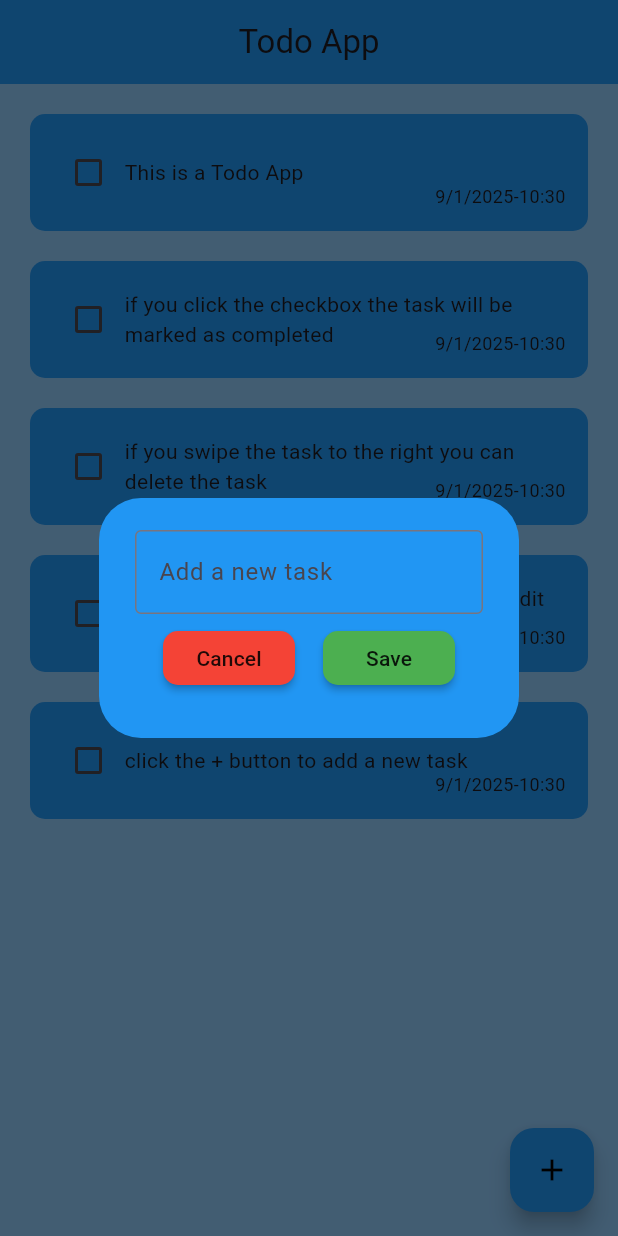
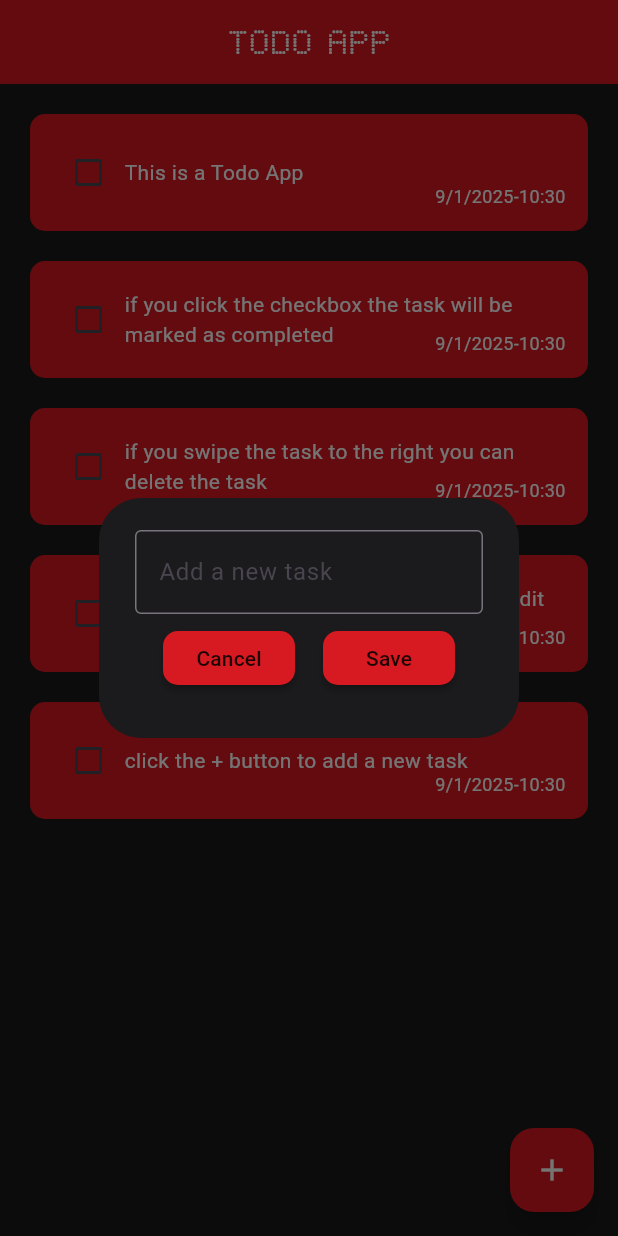
Before and after one commit to manigandan-2003/todoapp, a Flutter app: the screen it shows after launch, after a tap on the "add" icon, on a phone screen of 412 x 824 dp. Run offline on Flutter 3.47's test engine with Material 3 defaults, Android fonts, the phone set to English and light mode, and no system bars; drawn by our look-alikes of flutter_slidable; our stand-ins replace hive_flutter; accounts and stored records are empty.

Commit message:
added dotmatrix font and red and black colors

```diff
--- a/lib/components/dialog_box.dart
+++ b/lib/components/dialog_box.dart
@@ -23,8 +23,10 @@ class DialogBox extends StatelessWidget {
             // get user input for task name
             TextField(
               controller: controller,
+              cursorColor: Colors.white,
               decoration: InputDecoration(
                   border: OutlineInputBorder(), hintText: "Add a new task"),
+              style: TextStyle(color: Colors.white),
             ),
 
             // save and cancel button
@@ -34,12 +36,12 @@ class DialogBox extends StatelessWidget {
                 // cancel button
                 MyButton(
                     buttonName: "Cancel",
-                    buttonColor: Colors.red,
+                    buttonColor: Color(0xFFD71921),
                     onPressed: onCancel),
                 // save button
                 MyButton(
                     buttonName: "Save",
-                    buttonColor: Colors.green,
+                    buttonColor: Color(0xFFD71921),
                     onPressed: onSave),
               ],
             ),
--- a/lib/components/todo_tile.dart
+++ b/lib/components/todo_tile.dart
@@ -28,7 +28,8 @@ class TodoTile extends StatelessWidget {
           SlidableAction(
             onPressed: editTask,
             icon: Icons.edit,
-            backgroundColor: Colors.green,
+            foregroundColor: Color(0xFFD71921),
+            backgroundColor: Color(0xFF1B1B1D),
             borderRadius: BorderRadius.circular(7),
           )
         ]),
@@ -38,7 +39,8 @@ class TodoTile extends StatelessWidget {
             SlidableAction(
               onPressed: deleteTask,
               icon: Icons.delete,
-              backgroundColor: Colors.red,
+              foregroundColor: Color(0xFFD71921),
+              backgroundColor: Color(0xFF1B1B1D),
               borderRadius: BorderRadius.circular(7),
             ),
           ],
@@ -46,7 +48,7 @@ class TodoTile extends StatelessWidget {
         child: Container(
           padding: EdgeInsets.all(15),
           decoration: BoxDecoration(
-            color: Colors.blue,
+            color: Color(0xFFD71921),
             borderRadius: BorderRadius.circular(10),
           ),
           child: Stack(
@@ -58,7 +60,7 @@ class TodoTile extends StatelessWidget {
                   Checkbox(
                     value: taskStatus,
                     onChanged: onChanged,
-                    activeColor: Colors.black,
+                    activeColor: Color(0xFF1B1B1D),
                   ),
 
                   // task name
@@ -66,6 +68,7 @@ class TodoTile extends StatelessWidget {
                     child: Text(
                       taskName,
                       style: TextStyle(
+                          color: Colors.white,
                           decoration:
                               taskStatus ? TextDecoration.lineThrough : null),
                     ),
@@ -78,7 +81,7 @@ class TodoTile extends StatelessWidget {
                 right: 0,
                 child: Text(
                   '${dateTime.day}/${dateTime.month}/${dateTime.year}-${dateTime.hour}:${dateTime.minute}',
-                  style: TextStyle(fontSize: 12),
+                  style: TextStyle(fontSize: 12, color: Colors.white),
                 ),
               ),
             ],
--- a/lib/main.dart
+++ b/lib/main.dart
@@ -21,16 +21,15 @@ class MyApp extends StatelessWidget {
       debugShowCheckedModeBanner: false,
       home: HomePage(),
       theme: ThemeData(
-        primarySwatch: Colors.blue,
         appBarTheme: AppBarTheme(
-          backgroundColor: Colors.blue,
+          backgroundColor: Color(0xFFD71921),
         ),
         floatingActionButtonTheme: FloatingActionButtonThemeData(
-          backgroundColor: Colors.blue,
-          foregroundColor: Colors.black,
+          backgroundColor: Color(0xFFD71921),
+          foregroundColor: Colors.white,
         ),
         dialogTheme: DialogTheme(
-          backgroundColor: Colors.blue,
+          backgroundColor: Color(0xFF1B1B1D),
         ),
       ),
     );
--- a/lib/pages/home_page.dart
+++ b/lib/pages/home_page.dart
@@ -62,6 +62,7 @@ class _HomePageState extends State<HomePage> {
             onCancel: () => Navigator.pop(context),
           );
         });
+    _controller.clear();
   }
 
   // function to delete a task
@@ -97,9 +98,9 @@ class _HomePageState extends State<HomePage> {
   @override
   Widget build(BuildContext context) {
     return Scaffold(
-      backgroundColor: Colors.blue[200],
+      backgroundColor: Color(0xFF1B1B1D),
       appBar: AppBar(
-        title: const Text('Todo App'),
+        title: const Text('Todo App', style: TextStyle(color: Colors.white, fontFamily: 'DotMatrix'),),
         centerTitle: true,
       ),
       floatingActionButton: FloatingActionButton(
```
Also changed, not shown: pubspec.yaml (+6 -1 lines), lib/assets/fonts/Dot_Matrix.ttf (added).
